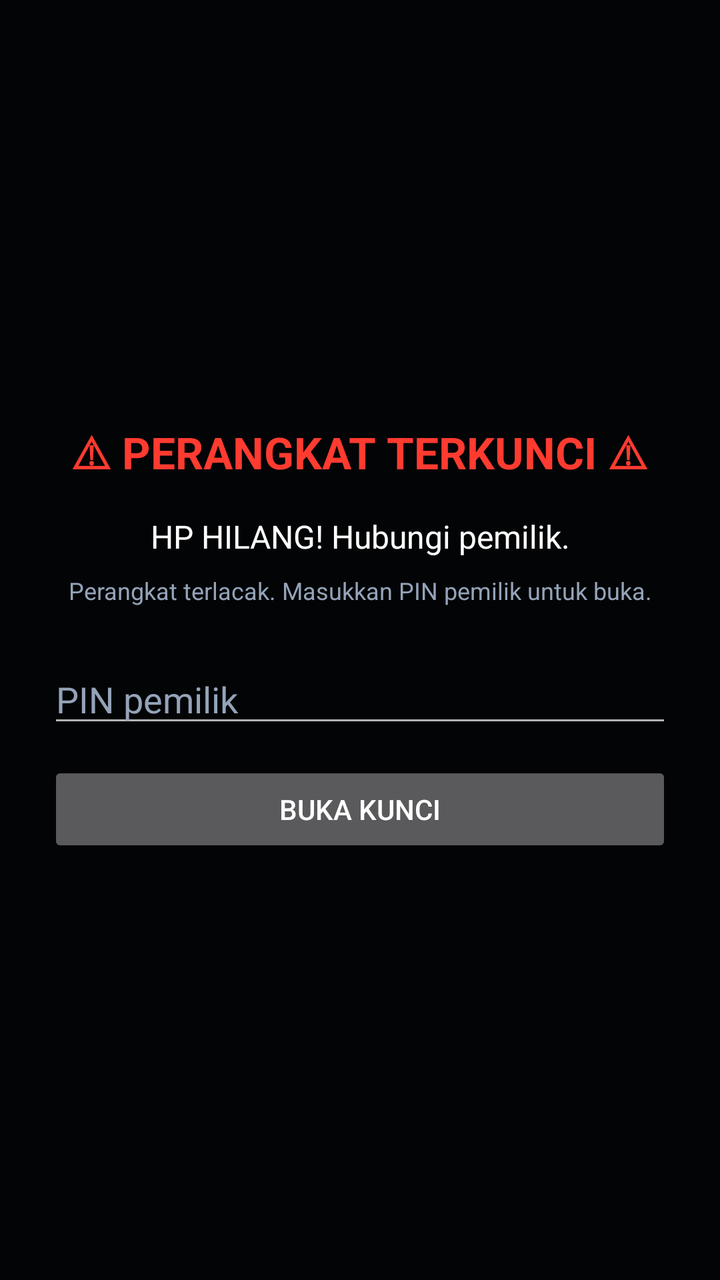
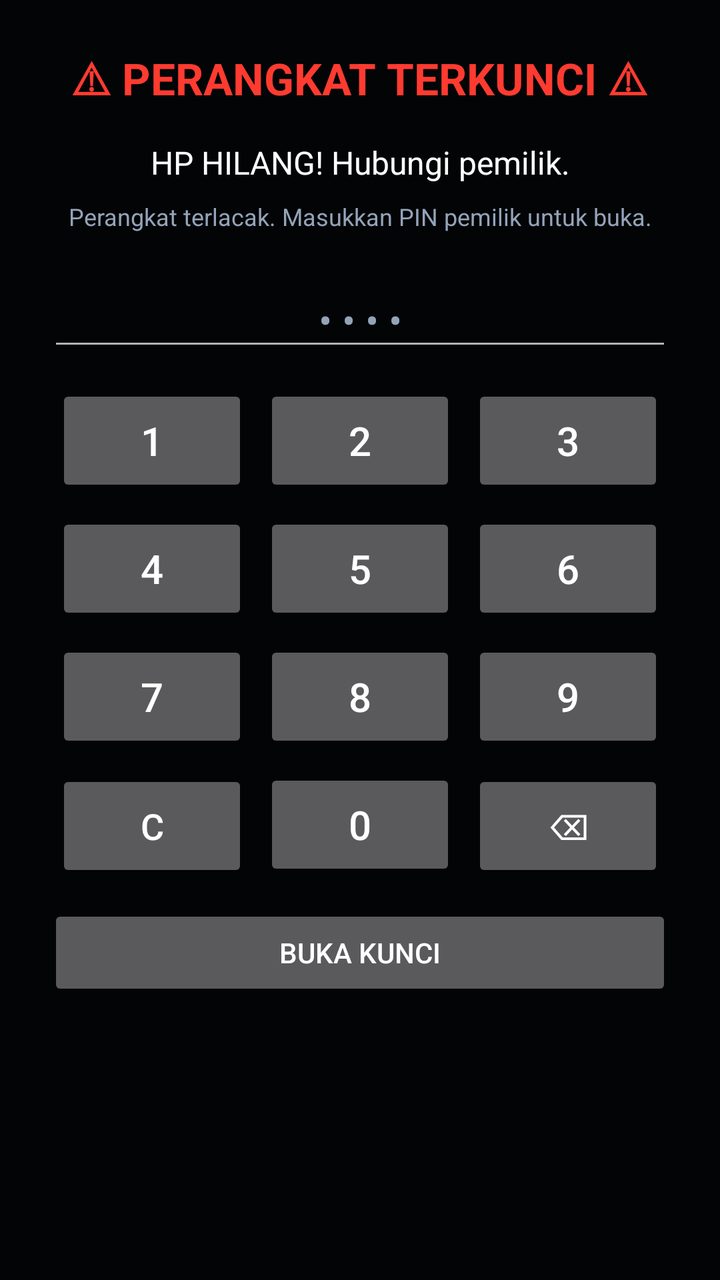

Two renders of the same Android screen: before a commit and after it. Below are the layout's source before the change and the commit's diff.
<!-- AndroidManifest.xml: application theme Theme.AntiMaling -->
<!-- res/layout/activity_lock.xml -->
<?xml version="1.0" encoding="utf-8"?>
<LinearLayout xmlns:android="http://schemas.android.com/apk/res/android"
    android:layout_width="match_parent"
    android:layout_height="match_parent"
    android:background="#CC000000"
    android:gravity="center"
    android:orientation="vertical"
    android:padding="24dp">

    <TextView
        android:layout_width="wrap_content"
        android:layout_height="wrap_content"
        android:text="⚠ PERANGKAT TERKUNCI ⚠"
        android:textColor="#FF3B30"
        android:textSize="22sp"
        android:textStyle="bold" />

    <TextView
        android:id="@+id/tvLockText"
        android:layout_width="match_parent"
        android:layout_height="wrap_content"
        android:layout_marginTop="16dp"
        android:gravity="center"
        android:text="HP HILANG! Hubungi pemilik."
        android:textColor="#FFFFFF"
        android:textSize="16sp" />

    <TextView
        android:id="@+id/tvInfo"
        android:layout_width="match_parent"
        android:layout_height="wrap_content"
        android:layout_marginTop="8dp"
        android:gravity="center"
        android:text="Perangkat terlacak. Masukkan PIN pemilik untuk buka."
        android:textColor="#94A3B8"
        android:textSize="12sp" />

    <EditText
        android:id="@+id/etUnlockPin"
        android:layout_width="match_parent"
        android:layout_height="wrap_content"
        android:layout_marginTop="24dp"
        android:hint="PIN pemilik"
        android:inputType="numberPassword"
        android:textColor="#FFFFFF"
        android:textColorHint="#94A3B8" />

    <Button
        android:id="@+id/btnUnlock"
        android:layout_width="match_parent"
        android:layout_height="wrap_content"
        android:layout_marginTop="12dp"
        android:text="BUKA KUNCI" />

</LinearLayout>
<!-- resources referenced by this layout -->
<resources>
  <style name="Theme.AntiMaling" parent="Theme.AppCompat.NoActionBar">
          <item name="android:windowBackground">@color/bg</item>
          <item name="android:textColor">@color/text</item>
          <item name="colorPrimary">@color/accent</item>
      </style>
  <color name="bg">#0B1220</color>
  <color name="text">#FFFFFF</color>
  <color name="accent">#FF3B30</color>
</resources>

<!-- the commit's change to res/layout/activity_lock.xml (unified diff, before → after) -->
@@ -1,55 +1,201 @@
 <?xml version="1.0" encoding="utf-8"?>
-<LinearLayout xmlns:android="http://schemas.android.com/apk/res/android"
+<ScrollView xmlns:android="http://schemas.android.com/apk/res/android"
     android:layout_width="match_parent"
     android:layout_height="match_parent"
     android:background="#CC000000"
-    android:gravity="center"
-    android:orientation="vertical"
-    android:padding="24dp">
-
-    <TextView
-        android:layout_width="wrap_content"
-        android:layout_height="wrap_content"
-        android:text="⚠ PERANGKAT TERKUNCI ⚠"
-        android:textColor="#FF3B30"
-        android:textSize="22sp"
-        android:textStyle="bold" />
-
-    <TextView
-        android:id="@+id/tvLockText"
+    android:fillViewport="true">
+
+    <LinearLayout
         android:layout_width="match_parent"
         android:layout_height="wrap_content"
-        android:layout_marginTop="16dp"
-        android:gravity="center"
-        android:text="HP HILANG! Hubungi pemilik."
-        android:textColor="#FFFFFF"
-        android:textSize="16sp" />
-
-    <TextView
-        android:id="@+id/tvInfo"
-        android:layout_width="match_parent"
-        android:layout_height="wrap_content"
-        android:layout_marginTop="8dp"
-        android:gravity="center"
-        android:text="Perangkat terlacak. Masukkan PIN pemilik untuk buka."
-        android:textColor="#94A3B8"
-        android:textSize="12sp" />
-
-    <EditText
-        android:id="@+id/etUnlockPin"
-        android:layout_width="match_parent"
-        android:layout_height="wrap_content"
-        android:layout_marginTop="24dp"
-        android:hint="PIN pemilik"
-        android:inputType="numberPassword"
-        android:textColor="#FFFFFF"
-        android:textColorHint="#94A3B8" />
-
-    <Button
-        android:id="@+id/btnUnlock"
-        android:layout_width="match_parent"
-        android:layout_height="wrap_content"
-        android:layout_marginTop="12dp"
-        android:text="BUKA KUNCI" />
-
-</LinearLayout>
+        android:gravity="center_horizontal"
+        android:orientation="vertical"
+        android:padding="24dp">
+
+        <TextView
+            android:layout_width="wrap_content"
+            android:layout_height="wrap_content"
+            android:text="⚠ PERANGKAT TERKUNCI ⚠"
+            android:textColor="#FF3B30"
+            android:textSize="22sp"
+            android:textStyle="bold" />
+
+        <TextView
+            android:id="@+id/tvLockText"
+            android:layout_width="match_parent"
+            android:layout_height="wrap_content"
+            android:layout_marginTop="16dp"
+            android:gravity="center"
+            android:text="HP HILANG! Hubungi pemilik."
+            android:textColor="#FFFFFF"
+            android:textSize="16sp" />
+
+        <TextView
+            android:id="@+id/tvInfo"
+            android:layout_width="match_parent"
+            android:layout_height="wrap_content"
+            android:layout_marginTop="8dp"
+            android:gravity="center"
+            android:text="Perangkat terlacak. Masukkan PIN pemilik untuk buka."
+            android:textColor="#94A3B8"
+            android:textSize="12sp" />
+
+        
+        <EditText
+            android:id="@+id/etUnlockPin"
+            android:layout_width="match_parent"
+            android:layout_height="wrap_content"
+            android:layout_marginTop="20dp"
+            android:cursorVisible="false"
+            android:focusable="false"
+            android:focusableInTouchMode="false"
+            android:gravity="center"
+            android:hint="• • • •"
+            android:inputType="numberPassword"
+            android:textColor="#FFFFFF"
+            android:textColorHint="#94A3B8"
+            android:textSize="20sp" />
+
+        <LinearLayout
+            android:layout_width="match_parent"
+            android:layout_height="wrap_content"
+            android:layout_marginTop="8dp"
+            android:orientation="horizontal">
+
+            <Button
+                android:id="@+id/btnN1"
+                android:layout_width="0dp"
+                android:layout_height="56dp"
+                android:layout_margin="4dp"
+                android:layout_weight="1"
+                android:text="1"
+                android:textSize="20sp" />
+
+            <Button
+                android:id="@+id/btnN2"
+                android:layout_width="0dp"
+                android:layout_height="56dp"
+                android:layout_margin="4dp"
+                android:layout_weight="1"
+                android:text="2"
+                android:textSize="20sp" />
+
+            <Button
+                android:id="@+id/btnN3"
+                android:layout_width="0dp"
+                android:layout_height="56dp"
+                android:layout_margin="4dp"
+                android:layout_weight="1"
+                android:text="3"
+                android:textSize="20sp" />
+        </LinearLayout>
+
+        <LinearLayout
+            android:layout_width="match_parent"
+            android:layout_height="wrap_content"
+            android:orientation="horizontal">
+
+            <Button
+                android:id="@+id/btnN4"
+                android:layout_width="0dp"
+                android:layout_height="56dp"
+                android:layout_margin="4dp"
+                android:layout_weight="1"
+                android:text="4"
+                android:textSize="20sp" />
+
+            <Button
+                android:id="@+id/btnN5"
+                android:layout_width="0dp"
+                android:layout_height="56dp"
+                android:layout_margin="4dp"
+                android:layout_weight="1"
+                android:text="5"
+                android:textSize="20sp" />
+
+            <Button
+                android:id="@+id/btnN6"
+                android:layout_width="0dp"
+                android:layout_height="56dp"
+                android:layout_margin="4dp"
+                android:layout_weight="1"
+                android:text="6"
+                android:textSize="20sp" />
+        </LinearLayout>
+
+        <LinearLayout
+            android:layout_width="match_parent"
+            android:layout_height="wrap_content"
+            android:orientation="horizontal">
+
+            <Button
+                android:id="@+id/btnN7"
+                android:layout_width="0dp"
+                android:layout_height="56dp"
+                android:layout_margin="4dp"
+                android:layout_weight="1"
+                android:text="7"
+                android:textSize="20sp" />
+
+            <Button
+                android:id="@+id/btnN8"
+                android:layout_width="0dp"
+                android:layout_height="56dp"
+                android:layout_margin="4dp"
+                android:layout_weight="1"
+                android:text="8"
+                android:textSize="20sp" />
+
+            <Button
+                android:id="@+id/btnN9"
+                android:layout_width="0dp"
+                android:layout_height="56dp"
+                android:layout_margin="4dp"
+                android:layout_weight="1"
+                android:text="9"
+                android:textSize="20sp" />
+        </LinearLayout>
+
+        <LinearLayout
+            android:layout_width="match_parent"
+            android:layout_height="wrap_content"
+            android:orientation="horizontal">
+
+            <Button
+                android:id="@+id/btnClear"
+                android:layout_width="0dp"
+                android:layout_height="56dp"
+                android:layout_margin="4dp"
+                android:layout_weight="1"
+                android:text="C"
+                android:textSize="18sp" />
+
+            <Button
+                android:id="@+id/btnN0"
+                android:layout_width="0dp"
+                android:layout_height="56dp"
+                android:layout_margin="4dp"
+                android:layout_weight="1"
+                android:text="0"
+                android:textSize="20sp" />
+
+            <Button
+                android:id="@+id/btnDel"
+                android:layout_width="0dp"
+                android:layout_height="56dp"
+                android:layout_margin="4dp"
+                android:layout_weight="1"
+                android:text="⌫"
+                android:textSize="18sp" />
+        </LinearLayout>
+
+        <Button
+            android:id="@+id/btnUnlock"
+            android:layout_width="match_parent"
+            android:layout_height="wrap_content"
+            android:layout_marginBottom="16dp"
+            android:layout_marginTop="8dp"
+            android:text="BUKA KUNCI" />
+
+    </LinearLayout>
+</ScrollView>
